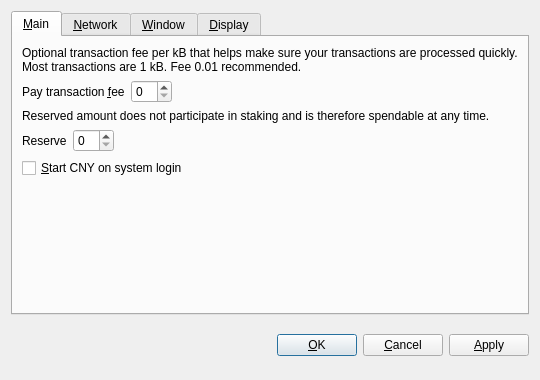
Above: src/qt/forms/optionsdialog.ui from biz2013/AXFunds before the change. Below: the same form after it.
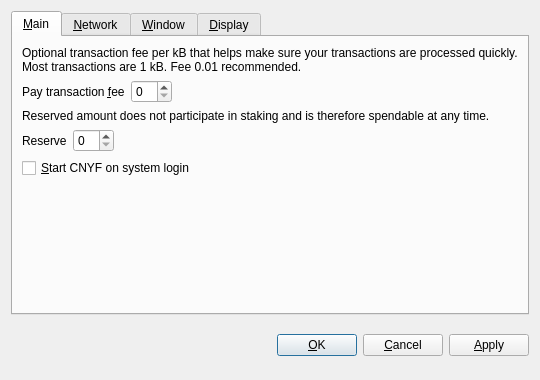
That is the form after the change. Custom widgets are drawn as their Qt base class.

Commit message: update wallet & name to CNYF

The edit to the form file:
```diff
--- a/src/qt/forms/optionsdialog.ui
+++ b/src/qt/forms/optionsdialog.ui
@@ -128,7 +128,7 @@
           <string>Automatically start CNY after logging in to the system.</string>
          </property>
          <property name="text">
-          <string>&amp;Start CNY on system login</string>
+          <string>&amp;Start CNYF on system login</string>
          </property>
         </widget>
        </item>
```
Left out of the diff: 8 changed lines with no effect on the pictures. The commit also changes 30 other files.
